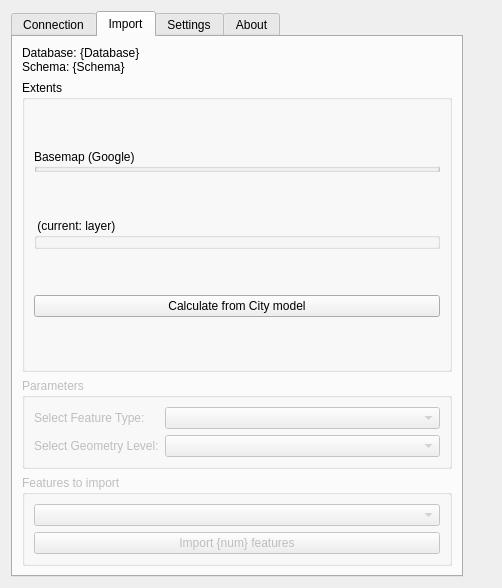
The window that ui/citydb_loader_dialog_base.ui (tudelft3d/3DCityDB-Tools-for-QGIS) describes before a commit, drawn with Qt 5.
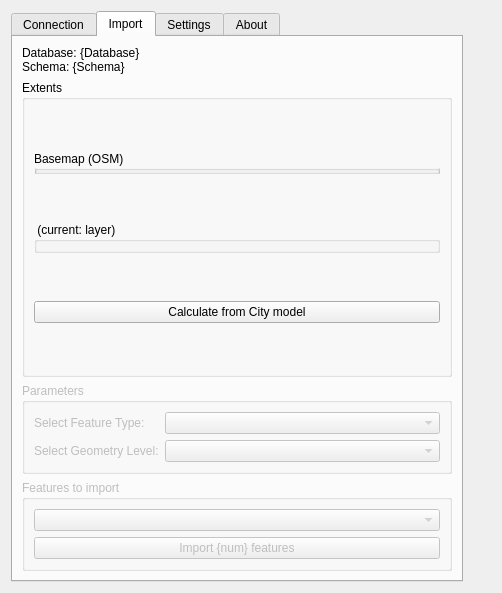
The same window after the commit. The open tabs and pages were chosen to show the change. Icons and pictures are not drawn. Custom widgets are drawn as their Qt base class.

Diff of the .ui file:
```diff
--- a/ui/citydb_loader_dialog_base.ui
+++ b/ui/citydb_loader_dialog_base.ui
@@ -10,7 +10,7 @@
     <x>0</x>
     <y>0</y>
     <width>502</width>
-    <height>588</height>
+    <height>593</height>
    </rect>
   </property>
   <property name="sizePolicy">
@@ -673,7 +673,7 @@
              <bool>false</bool>
             </property>
             <property name="title">
-             <string>Basemap (Google)</string>
+             <string>Basemap (OSM)</string>
             </property>
             <property name="flat">
              <bool>true</bool>
```
